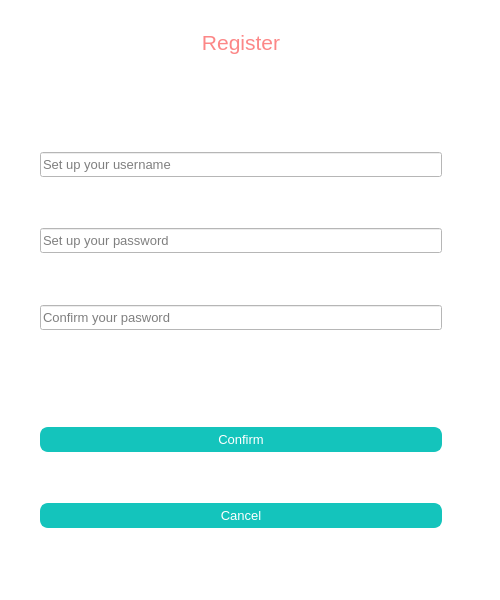
Before: the Qt Designer form QtGameStore/signdialog.ui in Syunjyan/Qt-gamestore, drawn with Qt 5.
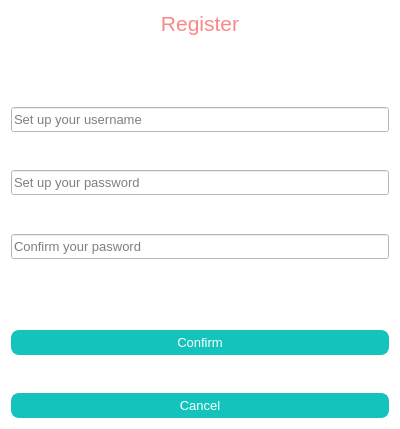
After: the same form once the commit is applied.

Diff of the .ui file:
```diff
--- a/QtGameStore/signdialog.ui
+++ b/QtGameStore/signdialog.ui
@@ -6,14 +6,14 @@
    <rect>
     <x>0</x>
     <y>0</y>
-    <width>500</width>
-    <height>600</height>
+    <width>400</width>
+    <height>429</height>
    </rect>
   </property>
   <property name="minimumSize">
    <size>
-    <width>500</width>
-    <height>600</height>
+    <width>0</width>
+    <height>0</height>
    </size>
   </property>
   <property name="windowTitle">
@@ -24,15 +24,8 @@
 background-color: rgb(255, 255, 255);
 </string>
   </property>
-  <widget class="QWidget" name="formLayoutWidget">
-   <property name="geometry">
-    <rect>
-     <x>40</x>
-     <y>30</y>
-     <width>402</width>
-     <height>498</height>
-    </rect>
-   </property>
+  <layout class="QGridLayout" name="gridLayout_2">
+   <item row="0" column="0">
    <layout class="QGridLayout" name="gridLayout">
     <item row="7" column="0">
      <widget class="QLineEdit" name="pwdLineEdit_2">
@@ -329,7 +322,8 @@
      </widget>
     </item>
    </layout>
-  </widget>
+   </item>
+  </layout>
  </widget>
  <resources/>
  <connections/>
```
Lines whose indentation alone changed are shown as unchanged.
